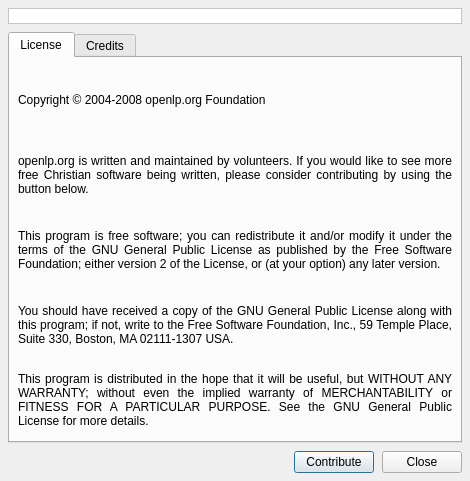
zonArt/openlp, file resources/forms/about.ui: the form before one commit.
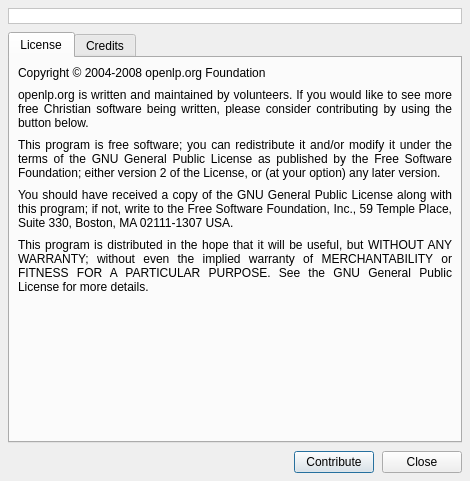
The form after the commit. Icons and pictures are not drawn.

Diff of the .ui file:
```diff
--- a/resources/forms/about.ui
+++ b/resources/forms/about.ui
@@ -126,6 +126,19 @@
          </property>
         </widget>
        </item>
+       <item>
+        <spacer name="LicenseSpacer">
+         <property name="orientation">
+          <enum>Qt::Vertical</enum>
+         </property>
+         <property name="sizeHint" stdset="0">
+          <size>
+           <width>20</width>
+           <height>40</height>
+          </size>
+         </property>
+        </spacer>
+       </item>
       </layout>
      </widget>
      <widget class="QWidget" name="CreditsTab" >
```
Left out of the diff: 161 changed lines with no effect on the pictures.
